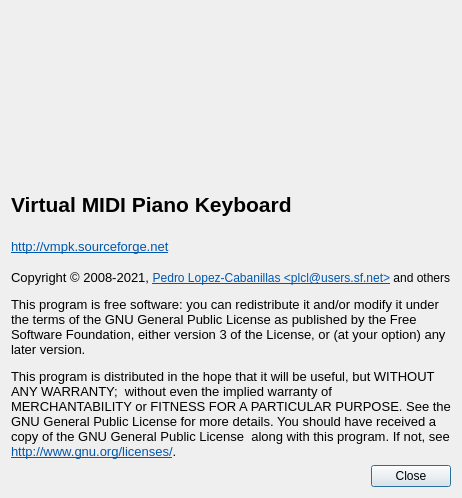
Above: src/about.ui from pedrolcl/VMPK before the change. Below: the same form after it.
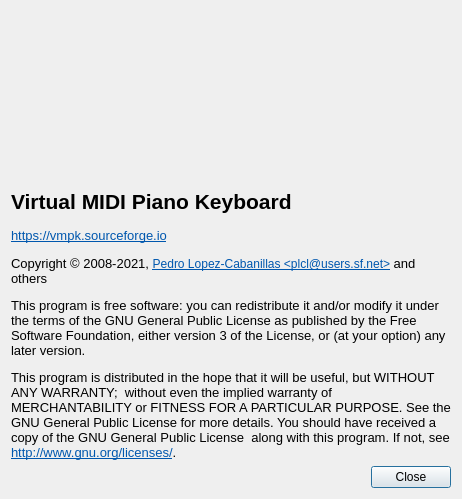
That is the form after the change. Icons and pictures are not drawn.

Commit message: - cmake version >= 3.14 - macOS target = Sierra (10.12) - added SCM revision to about boxes - updated .desktop and appstream metadata

Patch:
```diff
--- a/src/about.ui
+++ b/src/about.ui
@@ -24,7 +24,7 @@
     <x>0</x>
     <y>0</y>
     <width>460</width>
-    <height>498</height>
+    <height>499</height>
    </rect>
   </property>
   <property name="windowTitle">
@@ -58,10 +58,10 @@
       <string>&lt;!DOCTYPE HTML PUBLIC &quot;-//W3C//DTD HTML 4.0//EN&quot; &quot;http://www.w3.org/TR/REC-html40/strict.dtd&quot;&gt;
 &lt;html&gt;&lt;head&gt;&lt;meta name=&quot;qrichtext&quot; content=&quot;1&quot; /&gt;&lt;style type=&quot;text/css&quot;&gt;
 p, li { white-space: pre-wrap; }
-&lt;/style&gt;&lt;/head&gt;&lt;body style=&quot; font-family:'Sans Serif'; font-size:9pt; font-weight:400; font-style:normal;&quot;&gt;
-&lt;p style=&quot; margin-top:12px; margin-bottom:12px; margin-left:0px; margin-right:0px; -qt-block-indent:0; text-indent:0px;&quot;&gt;&lt;span style=&quot; font-size:10pt;&quot;&gt;Copyright © 2008-2021, &lt;/span&gt;&lt;a href=&quot;mailto:plcl@users.sf.net?subject=VMPK&quot;&gt;&lt;span style=&quot; text-decoration: underline; color:#0057ae;&quot;&gt;Pedro Lopez-Cabanillas &amp;lt;plcl@users.sf.net&amp;gt;&lt;/span&gt;&lt;/a&gt;&lt;span style=&quot; color:#000000;&quot;&gt; and others&lt;/span&gt;&lt;/p&gt;
-&lt;p style=&quot; margin-top:12px; margin-bottom:12px; margin-left:0px; margin-right:0px; -qt-block-indent:0; text-indent:0px;&quot;&gt;&lt;span style=&quot; font-size:10pt;&quot;&gt;This program is free software: you can redistribute it and/or modify it under the terms of the GNU General Public License as published by the Free Software Foundation, either version 3 of the License, or (at your option) any later version.&lt;/span&gt;&lt;/p&gt;
-&lt;p style=&quot; margin-top:12px; margin-bottom:12px; margin-left:0px; margin-right:0px; -qt-block-indent:0; text-indent:0px;&quot;&gt;&lt;span style=&quot; font-size:10pt;&quot;&gt;This program is distributed in the hope that it will be useful, but WITHOUT ANY WARRANTY;  without even the implied warranty of MERCHANTABILITY or FITNESS FOR A PARTICULAR PURPOSE. See the GNU General Public License for more details. You should have received a copy of the GNU General Public License  along with this program. If not, see &lt;/span&gt;&lt;a href=&quot;http://www.gnu.org/licenses/&quot;&gt;&lt;span style=&quot; font-size:10pt; text-decoration: underline; color:#0057ae;&quot;&gt;http://www.gnu.org/licenses/&lt;/span&gt;&lt;/a&gt;&lt;span style=&quot; font-size:10pt;&quot;&gt;.&lt;/span&gt;&lt;/p&gt;&lt;/body&gt;&lt;/html&gt;</string>
+&lt;/style&gt;&lt;/head&gt;&lt;body style=&quot; font-family:'Noto Sans'; font-size:10pt; font-weight:400; font-style:normal;&quot;&gt;
+&lt;p style=&quot; margin-top:12px; margin-bottom:12px; margin-left:0px; margin-right:0px; -qt-block-indent:0; text-indent:0px;&quot;&gt;&lt;span style=&quot; font-family:'Sans Serif';&quot;&gt;Copyright © 2008-2021, &lt;/span&gt;&lt;a href=&quot;mailto:plcl@users.sf.net?subject=VMPK&quot;&gt;&lt;span style=&quot; font-family:'Sans Serif'; font-size:9pt; text-decoration: underline; color:#0057ae;&quot;&gt;Pedro Lopez-Cabanillas &amp;lt;plcl@users.sf.net&amp;gt;&lt;/span&gt;&lt;/a&gt;&lt;span style=&quot; font-family:'Sans Serif';&quot;&gt; and others&lt;/span&gt;&lt;/p&gt;
+&lt;p style=&quot; margin-top:12px; margin-bottom:12px; margin-left:0px; margin-right:0px; -qt-block-indent:0; text-indent:0px;&quot;&gt;&lt;span style=&quot; font-family:'Sans Serif';&quot;&gt;This program is free software: you can redistribute it and/or modify it under the terms of the GNU General Public License as published by the Free Software Foundation, either version 3 of the License, or (at your option) any later version.&lt;/span&gt;&lt;/p&gt;
+&lt;p style=&quot; margin-top:12px; margin-bottom:12px; margin-left:0px; margin-right:0px; -qt-block-indent:0; text-indent:0px;&quot;&gt;&lt;span style=&quot; font-family:'Sans Serif';&quot;&gt;This program is distributed in the hope that it will be useful, but WITHOUT ANY WARRANTY;  without even the implied warranty of MERCHANTABILITY or FITNESS FOR A PARTICULAR PURPOSE. See the GNU General Public License for more details. You should have received a copy of the GNU General Public License  along with this program. If not, see &lt;/span&gt;&lt;a href=&quot;http://www.gnu.org/licenses/&quot;&gt;&lt;span style=&quot; font-family:'Sans Serif'; text-decoration: underline; color:#0057ae;&quot;&gt;http://www.gnu.org/licenses/&lt;/span&gt;&lt;/a&gt;&lt;span style=&quot; font-family:'Sans Serif';&quot;&gt;.&lt;/span&gt;&lt;/p&gt;&lt;/body&gt;&lt;/html&gt;</string>
      </property>
      <property name="textFormat">
       <enum>Qt::RichText</enum>
@@ -156,7 +156,7 @@
 &lt;html&gt;&lt;head&gt;&lt;meta name=&quot;qrichtext&quot; content=&quot;1&quot; /&gt;&lt;style type=&quot;text/css&quot;&gt;
 p, li { white-space: pre-wrap; }
 &lt;/style&gt;&lt;/head&gt;&lt;body style=&quot; font-family:'Sans Serif'; font-size:10pt; font-weight:400; font-style:normal;&quot;&gt;
-&lt;p style=&quot; margin-top:0px; margin-bottom:0px; margin-left:0px; margin-right:0px; -qt-block-indent:0; text-indent:0px;&quot;&gt;&lt;a href=&quot;http://vmpk.sourceforge.net&quot;&gt;&lt;span style=&quot; text-decoration: underline; color:#0057ae;&quot;&gt;http://vmpk.sourceforge.net&lt;/span&gt;&lt;/a&gt;&lt;/p&gt;&lt;/body&gt;&lt;/html&gt;</string>
+&lt;p style=&quot; margin-top:0px; margin-bottom:0px; margin-left:0px; margin-right:0px; -qt-block-indent:0; text-indent:0px;&quot;&gt;&lt;a href=&quot;http://vmpk.sourceforge.net&quot;&gt;&lt;span style=&quot; text-decoration: underline; color:#0057ae;&quot;&gt;https://vmpk.sourceforge.io&lt;/span&gt;&lt;/a&gt;&lt;/p&gt;&lt;/body&gt;&lt;/html&gt;</string>
      </property>
      <property name="openExternalLinks">
       <bool>true</bool>
```
The commit also changes 7 other files.
